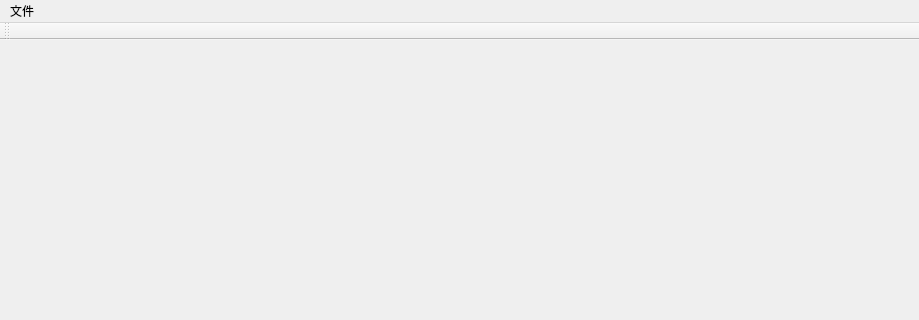
This is ui/main.ui in suisiyuan/IDT_Analyze as Qt 5 draws it before an edit; both pictures show x 0 to 919 and y 0 to 320 of the 919 by 587 pixel window. The edited form follows.
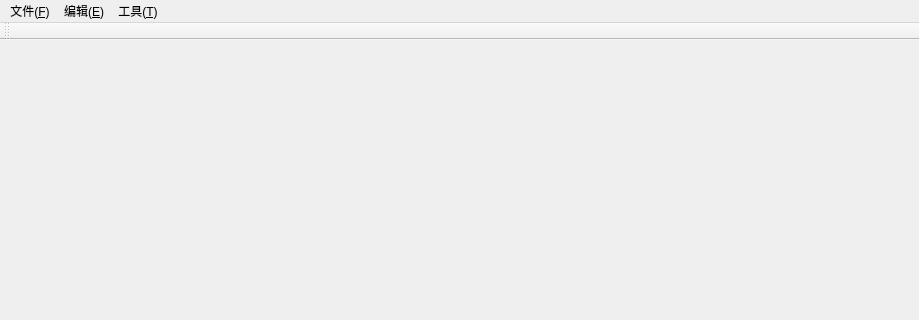
This is the edited form. Icons and pictures are not drawn.

Diff of the .ui file:
```diff
--- a/ui/main.ui
+++ b/ui/main.ui
@@ -23,13 +23,34 @@
      <height>23</height>
     </rect>
    </property>
-   <widget class="QMenu" name="menu">
+   <widget class="QMenu" name="fileMenu">
     <property name="title">
-     <string>文件</string>
+     <string>文件(&amp;F)</string>
     </property>
     <addaction name="actionOpen"/>
    </widget>
-   <addaction name="menu"/>
+   <widget class="QMenu" name="editMenu">
+    <property name="title">
+     <string>编辑(&amp;E)</string>
+    </property>
+    <addaction name="actionUndo"/>
+    <addaction name="actionRedo"/>
+    <addaction name="separator"/>
+    <addaction name="actionCut"/>
+    <addaction name="actionCopy"/>
+    <addaction name="actionPaste"/>
+    <addaction name="actionDelete"/>
+    <addaction name="separator"/>
+    <addaction name="actionSelectAll"/>
+   </widget>
+   <widget class="QMenu" name="toolMenu">
+    <property name="title">
+     <string>工具(&amp;T)</string>
+    </property>
+   </widget>
+   <addaction name="fileMenu"/>
+   <addaction name="editMenu"/>
+   <addaction name="toolMenu"/>
   </widget>
   <widget class="QToolBar" name="mainToolBar">
    <attribute name="toolBarArea">
```
Left out of the diff: 169 changed lines with no effect on the pictures.
